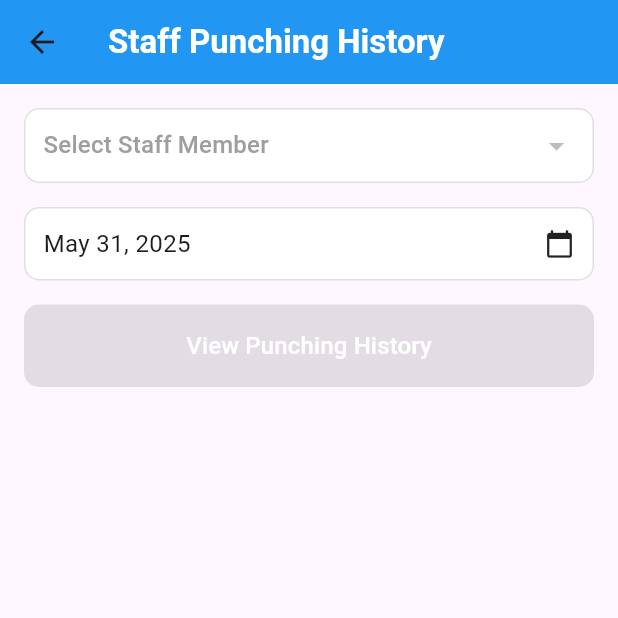
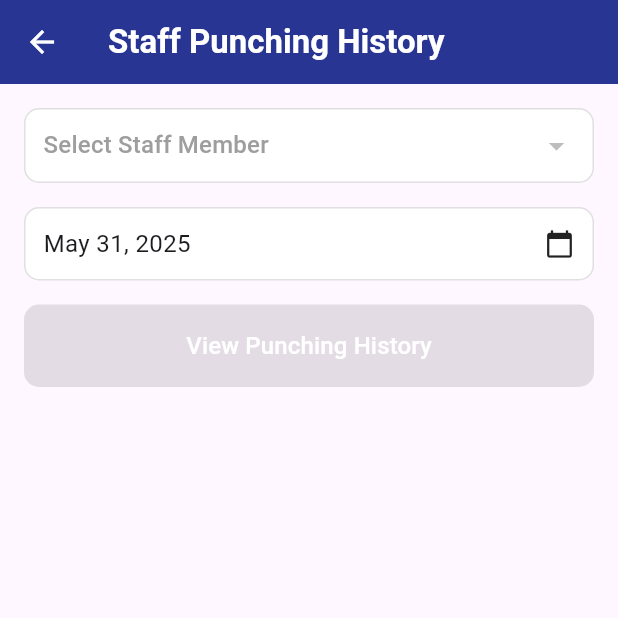
Before and after one commit to Afnanafsal/NexoTrack, a Flutter app: the PunchingHistoryPage screen opened directly, on a phone screen of 412 x 824 dp, the top half of it. Run offline on Flutter 3.47's test engine with Material 3 defaults, Android fonts, the phone set to English and light mode, and no system bars; our stand-ins replace cloud_firestore, csv, firebase_auth, firebase_core, flutter_map, flutter_typeahead and 4 more; accounts and stored records are empty.

Commit message:
Refactor Punching History Page; Update app bar and button colors for improved UI consistency

```diff
--- a/lib/Punching_history.dart
+++ b/lib/Punching_history.dart
@@ -493,7 +493,8 @@ class _PunchingHistoryPageState extends State<PunchingHistoryPage> {
           'Staff Punching History',
           style: TextStyle(fontWeight: FontWeight.bold, color: Colors.white),
         ),
-        backgroundColor: Colors.blue,
+        backgroundColor: Colors.indigo.shade800,
+        foregroundColor: Colors.white,
         actions: [
           if (_selectedStaffId != null)
             IconButton(
@@ -520,7 +521,7 @@ class _PunchingHistoryPageState extends State<PunchingHistoryPage> {
                         shape: RoundedRectangleBorder(
                           borderRadius: BorderRadius.circular(10),
                         ),
-                        backgroundColor: Colors.blue,
+                        backgroundColor: Colors.indigo.shade800,
                         foregroundColor: Colors.white,
                       ),
                       onPressed:
```
